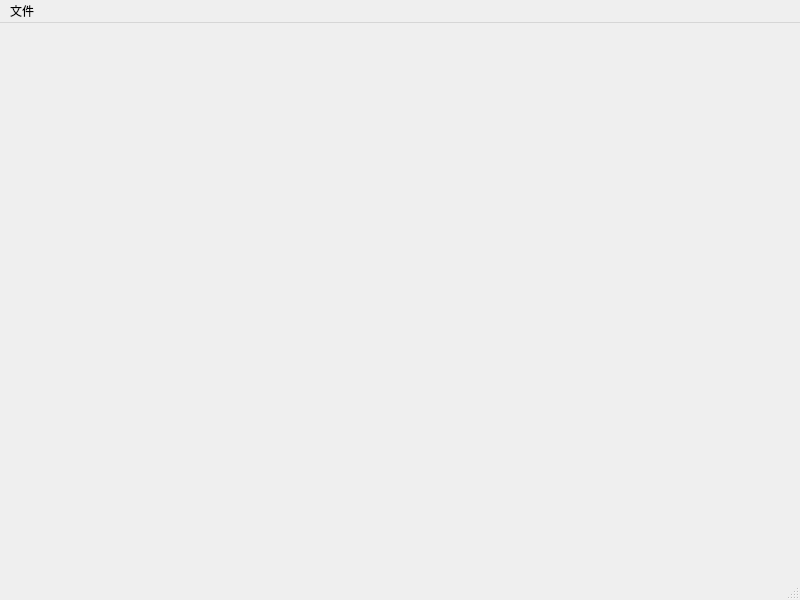
Before: the Qt Designer form ui/DataAnalysis.ui in banniford/DataAnalysisApp, drawn with Qt 5.
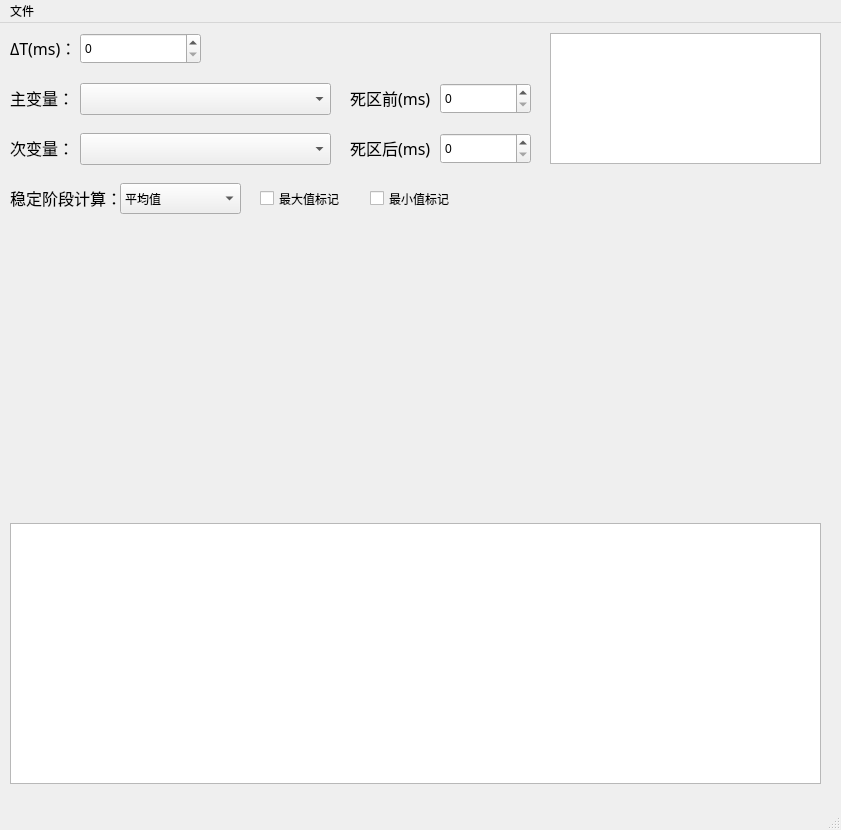
After: the same form once the commit is applied. Icons and pictures are not drawn. Custom widgets are drawn as their Qt base class.

What changed in the file:
```diff
--- a/ui/DataAnalysis.ui
+++ b/ui/DataAnalysis.ui
@@ -6,31 +6,371 @@
    <rect>
     <x>0</x>
     <y>0</y>
-    <width>800</width>
-    <height>600</height>
+    <width>841</width>
+    <height>830</height>
    </rect>
   </property>
   <property name="windowTitle">
    <string>MainWindow</string>
   </property>
-  <widget class="QWidget" name="centralwidget"/>
+  <property name="windowIcon">
+   <iconset>
+    <normaloff>../assets/image/faviceon.png</normaloff>../assets/image/faviceon.png</iconset>
+  </property>
+  <widget class="QWidget" name="centralwidget">
+   <widget class="MplCanvas" name="mplWidget" native="true">
+    <property name="geometry">
+     <rect>
+      <x>10</x>
+      <y>210</y>
+      <width>811</width>
+      <height>281</height>
+     </rect>
+    </property>
+   </widget>
+   <widget class="QTextEdit" name="textEdit">
+    <property name="geometry">
+     <rect>
+      <x>550</x>
+      <y>10</y>
+      <width>271</width>
+      <height>131</height>
+     </rect>
+    </property>
+   </widget>
+   <widget class="QLabel" name="label_1">
+    <property name="geometry">
+     <rect>
+      <x>10</x>
+      <y>50</y>
+      <width>61</width>
+      <height>50</height>
+     </rect>
+    </property>
+    <property name="font">
+     <font>
+      <family>Agency FB</family>
+      <pointsize>12</pointsize>
+      <weight>50</weight>
+      <bold>false</bold>
+     </font>
+    </property>
+    <property name="lineWidth">
+     <number>1</number>
+    </property>
+    <property name="text">
+     <string>主变量：</string>
+    </property>
+    <property name="textFormat">
+     <enum>Qt::AutoText</enum>
+    </property>
+   </widget>
+   <widget class="CheckableComboBox" name="comboBox2_1">
+    <property name="geometry">
+     <rect>
+      <x>80</x>
+      <y>60</y>
+      <width>251</width>
+      <height>32</height>
+     </rect>
+    </property>
+    <property name="font">
+     <font>
+      <family>Agency FB</family>
+      <pointsize>12</pointsize>
+      <weight>75</weight>
+      <bold>true</bold>
+     </font>
+    </property>
+   </widget>
+   <widget class="QLabel" name="label_2">
+    <property name="geometry">
+     <rect>
+      <x>10</x>
+      <y>100</y>
+      <width>61</width>
+      <height>50</height>
+     </rect>
+    </property>
+    <property name="font">
+     <font>
+      <family>Agency FB</family>
+      <pointsize>12</pointsize>
+      <weight>50</weight>
+      <bold>false</bold>
+     </font>
+    </property>
+    <property name="lineWidth">
+     <number>1</number>
+    </property>
+    <property name="text">
+     <string>次变量：</string>
+    </property>
+    <property name="textFormat">
+     <enum>Qt::AutoText</enum>
+    </property>
+   </widget>
+   <widget class="CheckableComboBox" name="comboBox2_2">
+    <property name="geometry">
+     <rect>
+      <x>80</x>
+      <y>110</y>
+      <width>251</width>
+      <height>32</height>
+     </rect>
+    </property>
+    <property name="font">
+     <font>
+      <family>Agency FB</family>
+      <pointsize>12</pointsize>
+      <weight>75</weight>
+      <bold>true</bold>
+     </font>
+    </property>
+   </widget>
+   <widget class="QLabel" name="label_0">
+    <property name="geometry">
+     <rect>
+      <x>10</x>
+      <y>0</y>
+      <width>61</width>
+      <height>50</height>
+     </rect>
+    </property>
+    <property name="font">
+     <font>
+      <family>Agency FB</family>
+      <pointsize>12</pointsize>
+      <weight>50</weight>
+      <bold>false</bold>
+     </font>
+    </property>
+    <property name="lineWidth">
+     <number>1</number>
+    </property>
+    <property name="text">
+     <string>ΔT(ms)：</string>
+    </property>
+    <property name="textFormat">
+     <enum>Qt::AutoText</enum>
+    </property>
+   </widget>
+   <widget class="QSpinBox" name="spinBox_0">
+    <property name="geometry">
+     <rect>
+      <x>80</x>
+      <y>10</y>
+      <width>121</width>
+      <height>31</height>
+     </rect>
+    </property>
+    <property name="minimum">
+     <number>0</number>
+    </property>
+    <property name="maximum">
+     <number>999999</number>
+    </property>
+    <property name="singleStep">
+     <number>100</number>
+    </property>
+    <property name="displayIntegerBase">
+     <number>10</number>
+    </property>
+   </widget>
+   <widget class="QLabel" name="label_3">
+    <property name="geometry">
+     <rect>
+      <x>350</x>
+      <y>50</y>
+      <width>81</width>
+      <height>50</height>
+     </rect>
+    </property>
+    <property name="font">
+     <font>
+      <family>Agency FB</family>
+      <pointsize>12</pointsize>
+      <weight>50</weight>
+      <bold>false</bold>
+     </font>
+    </property>
+    <property name="lineWidth">
+     <number>1</number>
+    </property>
+    <property name="text">
+     <string>死区前(ms)：</string>
+    </property>
+    <property name="textFormat">
+     <enum>Qt::AutoText</enum>
+    </property>
+   </widget>
+   <widget class="QSpinBox" name="spinBox_1">
+    <property name="geometry">
+     <rect>
+      <x>440</x>
+      <y>60</y>
+      <width>91</width>
+      <height>31</height>
+     </rect>
+    </property>
+    <property name="minimum">
+     <number>0</number>
+    </property>
+    <property name="maximum">
+     <number>999999</number>
+    </property>
+    <property name="singleStep">
+     <number>100</number>
+    </property>
+    <property name="displayIntegerBase">
+     <number>10</number>
+    </property>
+   </widget>
+   <widget class="QLabel" name="label_4">
+    <property name="geometry">
+     <rect>
+      <x>350</x>
+      <y>100</y>
+      <width>81</width>
+      <height>50</height>
+     </rect>
+    </property>
+    <property name="font">
+     <font>
+      <family>Agency FB</family>
+      <pointsize>12</pointsize>
+      <weight>50</weight>
+      <bold>false</bold>
+     </font>
+    </property>
+    <property name="lineWidth">
+     <number>1</number>
+    </property>
+    <property name="text">
+     <string>死区后(ms)：</string>
+    </property>
+    <property name="textFormat">
+     <enum>Qt::AutoText</enum>
+    </property>
+   </widget>
+   <widget class="QSpinBox" name="spinBox_2">
+    <property name="geometry">
+     <rect>
+      <x>440</x>
+      <y>110</y>
+      <width>91</width>
+      <height>31</height>
+     </rect>
+    </property>
+    <property name="minimum">
+     <number>0</number>
+    </property>
+    <property name="maximum">
+     <number>999999</number>
+    </property>
+    <property name="singleStep">
+     <number>100</number>
+    </property>
+    <property name="displayIntegerBase">
+     <number>10</number>
+    </property>
+   </widget>
+   <widget class="QTableWidget" name="tableWidget">
+    <property name="geometry">
+     <rect>
+      <x>10</x>
+      <y>500</y>
+      <width>811</width>
+      <height>261</height>
+     </rect>
+    </property>
+   </widget>
+   <widget class="QComboBox" name="comboBox">
+    <property name="geometry">
+     <rect>
+      <x>120</x>
+      <y>160</y>
+      <width>121</width>
+      <height>31</height>
+     </rect>
+    </property>
+    <item>
+     <property name="text">
+      <string>平均值</string>
+     </property>
+    </item>
+   </widget>
+   <widget class="QLabel" name="label_5">
+    <property name="geometry">
+     <rect>
+      <x>10</x>
+      <y>150</y>
+      <width>111</width>
+      <height>50</height>
+     </rect>
+    </property>
+    <property name="font">
+     <font>
+      <family>Agency FB</family>
+      <pointsize>12</pointsize>
+      <weight>50</weight>
+      <bold>false</bold>
+     </font>
+    </property>
+    <property name="lineWidth">
+     <number>1</number>
+    </property>
+    <property name="text">
+     <string>稳定阶段计算：</string>
+    </property>
+    <property name="textFormat">
+     <enum>Qt::AutoText</enum>
+    </property>
+   </widget>
+   <widget class="QCheckBox" name="checkBox_1">
+    <property name="geometry">
+     <rect>
+      <x>260</x>
+      <y>160</y>
+      <width>101</width>
+      <height>31</height>
+     </rect>
+    </property>
+    <property name="text">
+     <string>最大值标记</string>
+    </property>
+   </widget>
+   <widget class="QCheckBox" name="checkBox_2">
+    <property name="geometry">
+     <rect>
+      <x>370</x>
+      <y>160</y>
+      <width>101</width>
+      <height>31</height>
+     </rect>
+    </property>
+    <property name="text">
+     <string>最小值标记</string>
+    </property>
+   </widget>
+  </widget>
   <widget class="QMenuBar" name="menubar">
    <property name="geometry">
     <rect>
      <x>0</x>
      <y>0</y>
-     <width>800</width>
+     <width>841</width>
      <height>28</height>
     </rect>
    </property>
-   <widget class="QMenu" name="menu">
+   <widget class="QMenu" name="menu_0">
     <property name="title">
      <string>文件</string>
     </property>
     <addaction name="action_4"/>
     <addaction name="action_5"/>
    </widget>
-   <addaction name="menu"/>
+   <addaction name="menu_0"/>
   </widget>
   <widget class="QStatusBar" name="statusbar"/>
   <action name="action_4">
@@ -44,6 +384,19 @@
    </property>
   </action>
  </widget>
+ <customwidgets>
+  <customwidget>
+   <class>CheckableComboBox</class>
+   <extends>QComboBox</extends>
+   <header>checkablecombobox.py</header>
+  </customwidget>
+  <customwidget>
+   <class>MplCanvas</class>
+   <extends>QWidget</extends>
+   <header>mplcanvas.py</header>
+   <container>1</container>
+  </customwidget>
+ </customwidgets>
  <resources/>
  <connections/>
 </ui>
```
Left out of the diff: 17 changed lines with no effect on the pictures.
